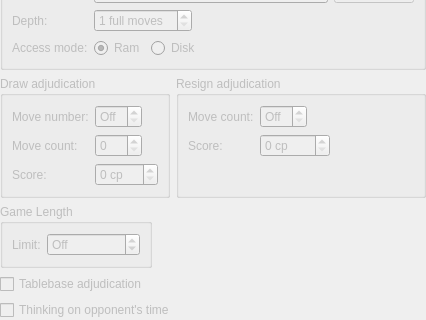
cutechess/cutechess, file projects/gui/ui/gamesettingswidget.ui: the form before one commit; both pictures show x 0 to 426 and y 317 to 637 of the 426 by 637 pixel window.
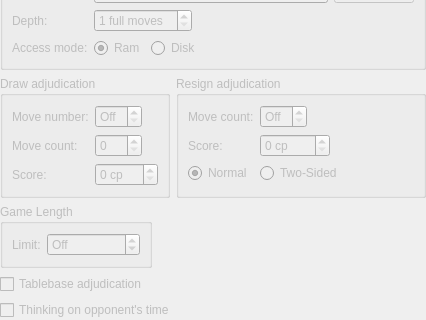
The form after the commit.

Commit message:
Option to use two-sided scores for resign adjudication
Resolves #385.

```diff
--- a/projects/gui/ui/gamesettingswidget.ui
+++ b/projects/gui/ui/gamesettingswidget.ui
@@ -469,6 +469,35 @@
           </property>
          </widget>
         </item>
+        <item row="3" column="0">
+         <widget class="QRadioButton" name="m_resignNormalRadio">
+          <property name="sizePolicy">
+           <sizepolicy hsizetype="Preferred" vsizetype="Preferred">
+            <horstretch>0</horstretch>
+            <verstretch>0</verstretch>
+           </sizepolicy>
+          </property>
+          <property name="toolTip">
+           <string>Resignation is only based on losing side's scores.</string>
+          </property>
+          <property name="text">
+           <string>Normal</string>
+          </property>
+          <property name="checked">
+           <bool>true</bool>
+          </property>
+         </widget>
+        </item>
+        <item row="3" column="1">
+         <widget class="QRadioButton" name="m_resignTwoSidedRadio">
+          <property name="toolTip">
+           <string>Both sides are needed to indicate decisive scores.</string>
+          </property>
+          <property name="text">
+           <string>Two-Sided</string>
+          </property>
+         </widget>
+        </item>
        </layout>
       </widget>
      </item>
```
Left out of the diff: 8 changed lines with no effect on the pictures. The commit also changes 6 other files.
